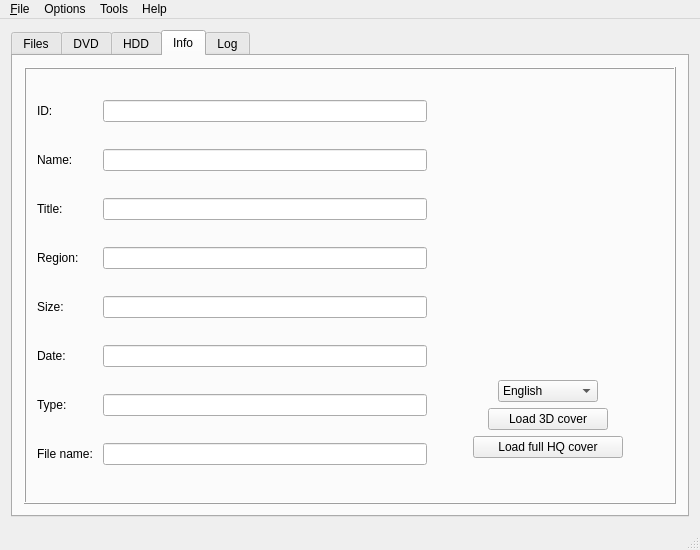
Before: the Qt Designer form resources/ui/wiibafu.ui in evertonstz/wiibafu, drawn with Qt 5.
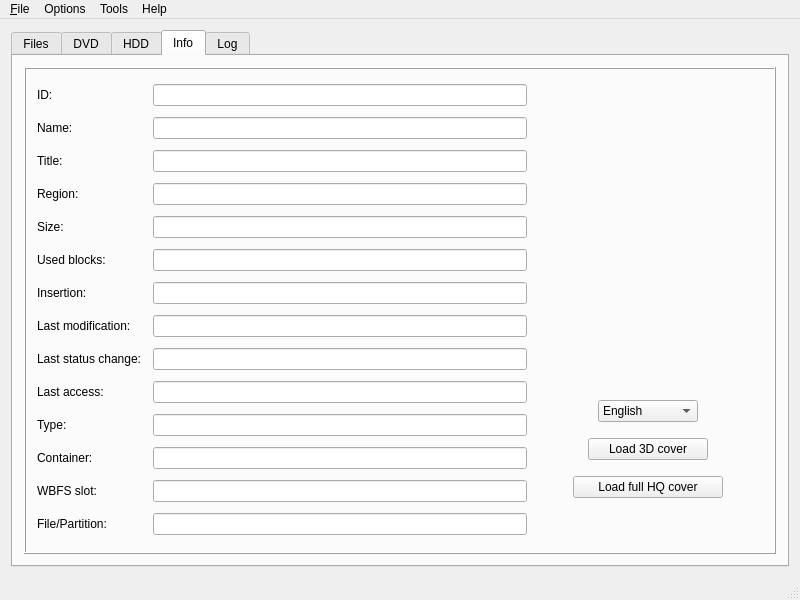
After: the same form once the commit is applied. The open tabs and pages were chosen to show the change. Icons and pictures are not drawn.

Commit message: All time values (itime/mtime/ctime/atime) for views and info added

Patch:
```diff
--- a/resources/ui/wiibafu.ui
+++ b/resources/ui/wiibafu.ui
@@ -6,8 +6,8 @@
    <rect>
     <x>0</x>
     <y>0</y>
-    <width>700</width>
-    <height>550</height>
+    <width>800</width>
+    <height>600</height>
    </rect>
   </property>
   <property name="sizePolicy">
@@ -293,7 +293,7 @@
                 <widget class="QLabel" name="label">
                  <property name="minimumSize">
                   <size>
-                   <width>60</width>
+                   <width>110</width>
                    <height>24</height>
                   </size>
                  </property>
@@ -317,7 +317,7 @@
                 <widget class="QLabel" name="label_2">
                  <property name="minimumSize">
                   <size>
-                   <width>60</width>
+                   <width>110</width>
                    <height>24</height>
                   </size>
                  </property>
@@ -341,7 +341,7 @@
                 <widget class="QLabel" name="label_3">
                  <property name="minimumSize">
                   <size>
-                   <width>60</width>
+                   <width>110</width>
                    <height>24</height>
                   </size>
                  </property>
@@ -365,7 +365,7 @@
                 <widget class="QLabel" name="label_4">
                  <property name="minimumSize">
                   <size>
-                   <width>60</width>
+                   <width>110</width>
                    <height>24</height>
                   </size>
                  </property>
@@ -389,7 +389,7 @@
                 <widget class="QLabel" name="label_5">
                  <property name="minimumSize">
                   <size>
-                   <width>60</width>
+                   <width>110</width>
                    <height>24</height>
                   </size>
                  </property>
@@ -407,23 +407,119 @@
                </item>
               </layout>
              </item>
+             <item>
+              <layout class="QHBoxLayout" name="horizontalLayout_36">
+               <item>
+                <widget class="QLabel" name="label_22">
+                 <property name="minimumSize">
+                  <size>
+                   <width>110</width>
+                   <height>24</height>
+                  </size>
+                 </property>
+                 <property name="text">
+                  <string>Used blocks:</string>
+                 </property>
+                </widget>
+               </item>
+               <item>
+                <widget class="QLineEdit" name="lineEdit_info_UsedBlocks">
+                 <property name="readOnly">
+                  <bool>true</bool>
+                 </property>
+                </widget>
+               </item>
+              </layout>
+             </item>
              <item>
               <layout class="QHBoxLayout" name="horizontalLayout_10">
                <item>
                 <widget class="QLabel" name="label_6">
                  <property name="minimumSize">
                   <size>
-                   <width>60</width>
+                   <width>110</width>
                    <height>24</height>
                   </size>
                  </property>
                  <property name="text">
-                  <string>Date:</string>
+                  <string>Insertion:</string>
                  </property>
                 </widget>
                </item>
                <item>
-                <widget class="QLineEdit" name="lineEdit_info_Date">
+                <widget class="QLineEdit" name="lineEdit_info_Insertion">
+                 <property name="readOnly">
+                  <bool>true</bool>
+                 </property>
+                </widget>
+               </item>
+              </layout>
+             </item>
+             <item>
+              <layout class="QHBoxLayout" name="horizontalLayout_15">
+               <item>
+                <widget class="QLabel" name="label_8">
+                 <property name="minimumSize">
+                  <size>
+                   <width>110</width>
+                   <height>24</height>
+                  </size>
+                 </property>
+                 <property name="text">
+                  <string>Last modification:</string>
+                 </property>
+                </widget>
+               </item>
+               <item>
+                <widget class="QLineEdit" name="lineEdit_info_LastModification">
+                 <property name="readOnly">
+                  <bool>true</bool>
+                 </property>
+                </widget>
+               </item>
+              </layout>
+             </item>
+             <item>
+              <layout class="QHBoxLayout" name="horizontalLayout_19">
+               <item>
+                <widget class="QLabel" name="label_9">
+                 <property name="minimumSize">
+                  <size>
+                   <width>110</width>
+                   <height>24</height>
+                  </size>
+                 </property>
+                 <property name="text">
+                  <string>Last status change:</string>
+                 </property>
+                </widget>
+               </item>
+               <item>
+                <widget class="QLineEdit" name="lineEdit_info_LastStatusChange">
+                 <property name="readOnly">
+                  <bool>true</bool>
+                 </property>
+                </widget>
+               </item>
+              </layout>
+             </item>
+             <item>
+              <layout class="QHBoxLayout" name="horizontalLayout_20">
+               <item>
+                <widget class="QLabel" name="label_10">
+                 <property name="minimumSize">
+                  <size>
+                   <width>110</width>
+                   <height>24</height>
+                  </size>
+                 </property>
+                 <property name="text">
+                  <string>Last access:</string>
+                 </property>
+                </widget>
+               </item>
+               <item>
+                <widget class="QLineEdit" name="lineEdit_info_LastAccess">
                  <property name="readOnly">
                   <bool>true</bool>
                  </property>
@@ -437,7 +533,7 @@
                 <widget class="QLabel" name="label_7">
                  <property name="minimumSize">
                   <size>
-                   <width>60</width>
+                   <width>110</width>
                    <height>24</height>
                   </size>
                  </property>
@@ -455,18 +551,66 @@
                </item>
               </layout>
              </item>
+             <item>
+              <layout class="QHBoxLayout" name="horizontalLayout_37">
+               <item>
+                <widget class="QLabel" name="label_21">
+                 <property name="minimumSize">
+                  <size>
+                   <width>110</width>
+                   <height>24</height>
+                  </size>
+                 </property>
+                 <property name="text">
+                  <string>Container:</string>
+                 </property>
+                </widget>
+               </item>
+               <item>
+                <widget class="QLineEdit" name="lineEdit_info_Container">
+                 <property name="readOnly">
+                  <bool>true</bool>
+                 </property>
+                </widget>
+               </item>
+              </layout>
+             </item>
+             <item>
+              <layout class="QHBoxLayout" name="horizontalLayout_38">
+               <item>
+                <widget class="QLabel" name="label_23">
+                 <property name="minimumSize">
+                  <size>
+                   <width>110</width>
+                   <height>24</height>
+                  </size>
+                 </property>
+                 <property name="text">
+                  <string>WBFS slot:</string>
+                 </property>
+                </widget>
+               </item>
+               <item>
+                <widget class="QLineEdit" name="lineEdit_info_WBFSSlot">
+                 <property name="readOnly">
+                  <bool>true</bool>
+                 </property>
+                </widget>
+               </item>
+              </layout>
+             </item>
              <item>
               <layout class="QHBoxLayout" name="horizontalLayout_12">
                <item>
                 <widget class="QLabel" name="infolabel_Info_FileName">
                  <property name="minimumSize">
                   <size>
-                   <width>60</width>
+                   <width>110</width>
                    <height>24</height>
                   </size>
                  </property>
                  <property name="text">
-                  <string>File name:</string>
+                  <string>File/Partition:</string>
                  </property>
                 </widget>
                </item>
@@ -571,13 +715,19 @@
                <property name="sizeHint" stdset="0">
                 <size>
                  <width>20</width>
-                 <height>10</height>
+                 <height>20</height>
                 </size>
                </property>
               </spacer>
              </item>
              <item>
               <layout class="QHBoxLayout" name="horizontalLayout_16">
+               <property name="topMargin">
+                <number>5</number>
+               </property>
+               <property name="bottomMargin">
+                <number>5</number>
+               </property>
                <item>
                 <spacer name="horizontalSpacer_3">
                  <property name="orientation">
@@ -710,6 +860,12 @@
              </item>
              <item>
               <layout class="QHBoxLayout" name="horizontalLayout_17">
+               <property name="topMargin">
+                <number>5</number>
+               </property>
+               <property name="bottomMargin">
+                <number>5</number>
+               </property>
                <item>
                 <spacer name="horizontalSpacer_5">
                  <property name="orientation">
@@ -765,6 +921,12 @@
              </item>
              <item>
               <layout class="QHBoxLayout" name="horizontalLayout_18">
+               <property name="topMargin">
+                <number>5</number>
+               </property>
+               <property name="bottomMargin">
+                <number>5</number>
+               </property>
                <item>
                 <spacer name="horizontalSpacer_7">
                  <property name="orientation">
@@ -903,7 +1065,7 @@
     <rect>
      <x>0</x>
      <y>0</y>
-     <width>700</width>
+     <width>800</width>
      <height>21</height>
     </rect>
    </property>
```
Left out of the diff: 4 changed lines with no effect on the pictures. The commit also changes 2 other files.
